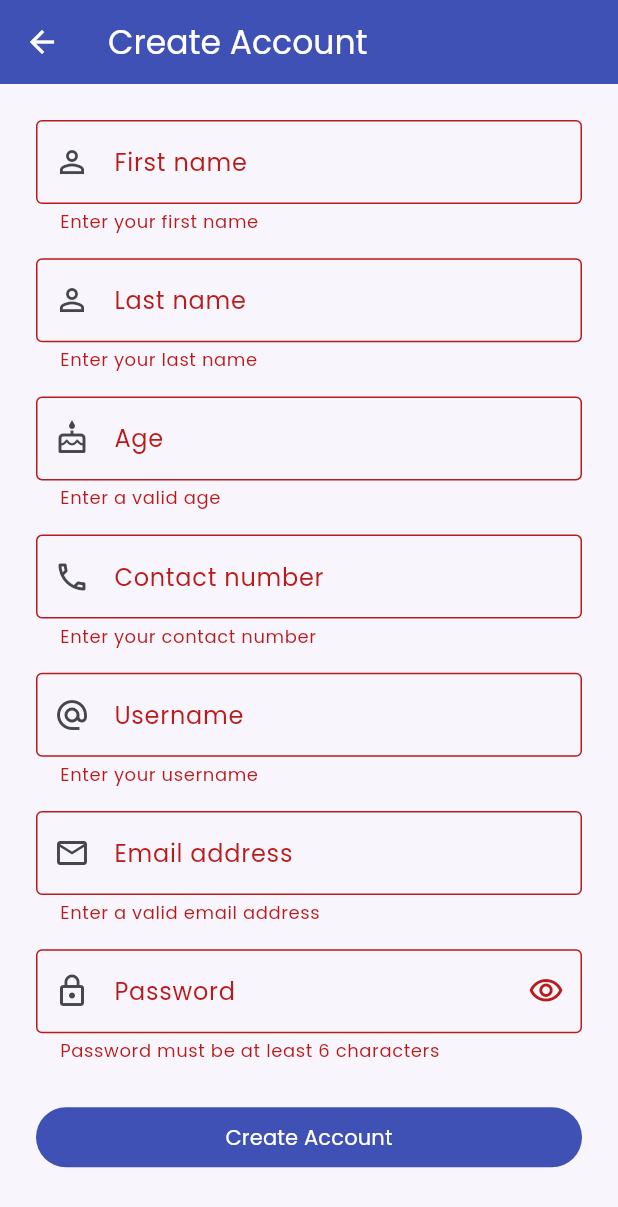
After one commit to Magpusao/magpusao_advmobprogAY2627, a Flutter app: the SignUpScreen screen opened by its route, after a tap on "Create Account", on a phone screen of 412 x 824 dp. The commit adds this screen. Shown: the top 1207 px of the screen. Run offline on Flutter 3.47's test engine with Material 3 defaults, Android fonts, the phone set to English and light mode, and no system bars; our stand-ins replace firebase_auth, firebase_core, flutter_dotenv, flutter_screenutil, shared_preferences; accounts and stored records are empty.

Commit message:
Lab_Act5

```diff
--- /dev/null
+++ b/magpusao_advmobprog/lib/screens/signup_screen.dart
@@ -0,0 +1,190 @@
+import 'package:firebase_auth/firebase_auth.dart';
+import 'package:flutter/material.dart';
+import 'package:flutter_screenutil/flutter_screenutil.dart';
+
+import '../services/user_service.dart';
+
+class SignUpScreen extends StatefulWidget {
+  const SignUpScreen({super.key});
+
+  @override
+  State<SignUpScreen> createState() => _SignUpScreenState();
+}
+
+class _SignUpScreenState extends State<SignUpScreen> {
+  final _formKey = GlobalKey<FormState>();
+  final _firstName = TextEditingController();
+  final _lastName = TextEditingController();
+  final _age = TextEditingController();
+  final _contactNo = TextEditingController();
+  final _username = TextEditingController();
+  final _email = TextEditingController();
+  final _password = TextEditingController();
+  bool _loading = false;
+  bool _obscurePassword = true;
+
+  @override
+  void dispose() {
+    for (final controller in [
+      _firstName,
+      _lastName,
+      _age,
+      _contactNo,
+      _username,
+      _email,
+      _password,
+    ]) {
+      controller.dispose();
+    }
+    super.dispose();
+  }
+
+  Future<void> _createAccount() async {
+    if (!_formKey.currentState!.validate()) return;
+    setState(() => _loading = true);
+    try {
+      await UserService().createAccount(
+        email: _email.text,
+        password: _password.text,
+        firstName: _firstName.text,
+        lastName: _lastName.text,
+        age: int.parse(_age.text),
+        contactNo: _contactNo.text,
+        username: _username.text,
+      );
+      final data = await UserService().getUserData();
+      if (!mounted) return;
+      Navigator.pushNamedAndRemoveUntil(
+        context,
+        '/home',
+        (route) => false,
+        arguments: data,
+      );
+    } on FirebaseAuthException catch (error) {
+      _showError(error.message ?? error.code);
+    } catch (error) {
+      _showError(error.toString());
+    } finally {
+      if (mounted) setState(() => _loading = false);
+    }
+  }
+
+  void _showError(String message) {
+    if (!mounted) return;
+    ScaffoldMessenger.of(context).showSnackBar(
+      SnackBar(content: Text('Account creation failed: $message')),
+    );
+  }
+
+  String? _required(String? value, String label) =>
+      value == null || value.trim().isEmpty ? 'Enter your $label' : null;
+
+  @override
+  Widget build(BuildContext context) {
+    return Scaffold(
+      appBar: AppBar(title: const Text('Create Account')),
+      body: SafeArea(
+        child: Form(
+          key: _formKey,
+          child: ListView(
+            padding: EdgeInsets.all(24.w),
+            children: [
+              _field(_firstName, 'First name', Icons.person_outline),
+              _field(_lastName, 'Last name', Icons.person_outline),
+              _field(
+                _age,
+                'Age',
+                Icons.cake_outlined,
+                keyboardType: TextInputType.number,
+                validator: (value) {
+                  final age = int.tryParse(value ?? '');
+                  return age == null || age < 1 || age > 120
+                      ? 'Enter a valid age'
+                      : null;
+                },
+              ),
+              _field(
+                _contactNo,
+                'Contact number',
+                Icons.phone_outlined,
+                keyboardType: TextInputType.phone,
+              ),
+              _field(_username, 'Username', Icons.alternate_email),
+              _field(
+                _email,
+                'Email address',
+                Icons.email_outlined,
+                keyboardType: TextInputType.emailAddress,
+                validator: (value) =>
+                    RegExp(
+                      r'^[^@\s]+@[^@\s]+\.[^@\s]+$',
+                    ).hasMatch(value?.trim() ?? '')
+                    ? null
+                    : 'Enter a valid email address',
+              ),
+              Padding(
+                padding: EdgeInsets.only(bottom: 14.h),
+                child: TextFormField(
+                  key: const Key('signupPassword'),
+                  controller: _password,
+                  obscureText: _obscurePassword,
+                  decoration: InputDecoration(
+                    labelText: 'Password',
+                    prefixIcon: const Icon(Icons.lock_outline),
+                    border: const OutlineInputBorder(),
+                    suffixIcon: IconButton(
+                      onPressed: () =>
+                          setState(() => _obscurePassword = !_obscurePassword),
+                      icon: Icon(
+                        _obscurePassword
+                            ? Icons.visibility_outlined
+                            : Icons.visibility_off_outlined,
+                      ),
+                    ),
+                  ),
+                  validator: (value) => (value?.length ?? 0) < 6
+                      ? 'Password must be at least 6 characters'
+                      : null,
+                ),
+              ),
+              SizedBox(height: 8.h),
+              FilledButton(
+                key: const Key('createAccountButton'),
+                onPressed: _loading ? null : _createAccount,
+                child: _loading
+                    ? const SizedBox.square(
+                        dimension: 20,
+                        child: CircularProgressIndicator(strokeWidth: 2),
+                      )
+                    : const Text('Create Account'),
+              ),
+            ],
+          ),
+        ),
+      ),
+    );
+  }
+
+  Widget _field(
+    TextEditingController controller,
+    String label,
+    IconData icon, {
+    TextInputType? keyboardType,
+    String? Function(String?)? validator,
+  }) {
+    return Padding(
+      padding: EdgeInsets.only(bottom: 14.h),
+      child: TextFormField(
+        controller: controller,
+        keyboardType: keyboardType,
+        decoration: InputDecoration(
+          labelText: label,
+          prefixIcon: Icon(icon),
+          border: const OutlineInputBorder(),
+        ),
+        validator:
+            validator ?? (value) => _required(value, label.toLowerCase()),
+      ),
+    );
+  }
+}
--- a/magpusao_advmobprog/lib/services/user_service.dart
+++ b/magpusao_advmobprog/lib/services/user_service.dart
@@ -1,6 +1,8 @@
 import 'dart:convert';
 
 import 'package:http/http.dart' as http;
+import 'package:firebase_auth/firebase_auth.dart' as firebase_auth;
+import 'package:firebase_core/firebase_core.dart';
 import 'package:shared_preferences/shared_preferences.dart';
 
 import '../constants.dart';
@@ -16,6 +18,111 @@ class UserService {
 
   static const String _apiUsername = 'emilys';
   static const String _apiPassword = 'emilyspass';
+
+  firebase_auth.FirebaseAuth get _firebaseAuth =>
+      firebase_auth.FirebaseAuth.instance;
+
+  firebase_auth.User? get currentUser => _firebaseAuth.currentUser;
+
+  Stream<firebase_auth.User?> get authStateChanges =>
+      _firebaseAuth.authStateChanges();
+
+  Future<firebase_auth.UserCredential> signIn({
+    required String email,
+    required String password,
+  }) async {
+    final credential = await _firebaseAuth.signInWithEmailAndPassword(
+      email: email.trim(),
+      password: password,
+    );
+    await _saveFirebaseSession(credential.user);
+    return credential;
+  }
+
+  Future<firebase_auth.UserCredential> createAccount({
+    required String email,
+    required String password,
+    required String firstName,
+    required String lastName,
+    required int age,
+    required String contactNo,
+    required String username,
+  }) async {
+    final credential = await _firebaseAuth.createUserWithEmailAndPassword(
+      email: email.trim(),
+      password: password,
+    );
+    await credential.user?.updateDisplayName(username.trim());
+
+    final prefs = await SharedPreferences.getInstance();
+    await prefs.setString('loginType', 'firebase');
+    await prefs.setString('firebaseUid', credential.user?.uid ?? '');
+    await prefs.setString('username', username.trim());
+    await prefs.setString('email', email.trim());
+    await prefs.setString('firstName', firstName.trim());
+    await prefs.setString('lastName', lastName.trim());
+    await prefs.setInt('age', age);
+    await prefs.setString('contactNo', contactNo.trim());
+    await prefs.setString('image', profileImageAsset);
+    return credential;
+  }
+
+  Future<void> signOut() async {
+    await _firebaseAuth.signOut();
+    await _clearSession();
+  }
+
+  Future<void> updateUsername(String username) async {
+    final value = username.trim();
+    if (value.isEmpty) throw ArgumentError('Username cannot be empty.');
+    await _firebaseAuth.currentUser?.updateDisplayName(value);
+    final prefs = await SharedPreferences.getInstance();
+    await prefs.setString('username', value);
+  }
+
+  Future<void> deleteAccount({
+    required String email,
+    required String password,
+  }) async {
+    final user = _firebaseAuth.currentUser;
+    if (user == null) throw StateError('No Firebase user is signed in.');
+    final credential = firebase_auth.EmailAuthProvider.credential(
+      email: email.trim(),
+      password: password,
+    );
+    await user.reauthenticateWithCredential(credential);
+    await user.delete();
+    await _clearSession();
+  }
+
+  Future<void> resetPasswordFromCurrentPassword({
+    required String currentPassword,
+    required String newPassword,
+  }) async {
+    final user = _firebaseAuth.currentUser;
+    final email = user?.email;
+    if (user == null || email == null) {
+      throw StateError('No email/password user is signed in.');
+    }
+    final credential = firebase_auth.EmailAuthProvider.credential(
+      email: email,
+      password: currentPassword,
+    );
+    await user.reauthenticateWithCredential(credential);
+    await user.updatePassword(newPassword);
+  }
+
+  Future<void> _saveFirebaseSession(firebase_auth.User? user) async {
+    if (user == null) return;
+    final prefs = await SharedPreferences.getInstance();
+    await prefs.setString('loginType', 'firebase');
+    await prefs.setString('firebaseUid', user.uid);
+    await prefs.setString('email', user.email ?? '');
+    if ((prefs.getString('username') ?? '').isEmpty) {
+      await prefs.setString('username', user.displayName ?? user.email ?? '');
+    }
+    await prefs.setString('accessToken', await user.getIdToken() ?? '');
+  }
 
   static bool acceptsCredentials(String username, String password) {
     return username.trim() == profileUsername && password == loginPassword;
@@ -70,10 +177,31 @@ class UserService {
     await prefs.setString('image', profileImageAsset);
     await prefs.setString('accessToken', user.accessToken);
     await prefs.setString('refreshToken', user.refreshToken);
+    await prefs.setString('loginType', 'dummyJson');
   }
 
   Future<Map<String, dynamic>?> getUserData() async {
     final prefs = await SharedPreferences.getInstance();
+    if (prefs.getString('loginType') == 'firebase') {
+      final firebaseUser = _firebaseAuth.currentUser;
+      if (firebaseUser == null) return null;
+      return {
+        'id': firebaseUser.uid.hashCode & 0x7fffffff,
+        'uid': firebaseUser.uid,
+        'username':
+            prefs.getString('username') ?? firebaseUser.displayName ?? '',
+        'email': firebaseUser.email ?? prefs.getString('email') ?? '',
+        'firstName': prefs.getString('firstName') ?? '',
+        'lastName': prefs.getString('lastName') ?? '',
+        'age': prefs.getInt('age'),
+        'contactNo': prefs.getString('contactNo') ?? '',
+        'gender': prefs.getString('gender') ?? '',
+        'image': prefs.getString('image') ?? profileImageAsset,
+        'accessToken': await firebaseUser.getIdToken() ?? '',
+        'refreshToken': '',
+        'loginType': 'firebase',
+      };
+    }
     final id = prefs.getInt('user_id');
     final accessToken = prefs.getString('accessToken') ?? '';
 
@@ -94,10 +222,25 @@ class UserService {
 
   Future<bool> isLoggedIn() async {
     final prefs = await SharedPreferences.getInstance();
+    if (prefs.getString('loginType') == 'firebase') {
+      return _firebaseAuth.currentUser != null;
+    }
     return (prefs.getString('accessToken') ?? '').isNotEmpty;
   }
 
+  Future<String> getLoginType() async {
+    final prefs = await SharedPreferences.getInstance();
+    return prefs.getString('loginType') ?? 'none';
+  }
+
   Future<void> logout() async {
+    if (Firebase.apps.isNotEmpty && _firebaseAuth.currentUser != null) {
+      await _firebaseAuth.signOut();
+    }
+    await _clearSession();
+  }
+
+  Future<void> _clearSession() async {
     final prefs = await SharedPreferences.getInstance();
     await prefs.clear();
   }
--- a/magpusao_advmobprog/pubspec.yaml
+++ b/magpusao_advmobprog/pubspec.yaml
@@ -7,6 +7,8 @@ environment:
   sdk: ^3.8.1
 
 dependencies:
+  firebase_auth: ^6.7.0
+  firebase_core: ^4.15.0
   flutter:
     sdk: flutter
   flutter_dotenv: ^5.2.1
```
Also changed, not shown: magpusao_advmobprog/lib/main.dart (+9 -7 lines), magpusao_advmobprog/lib/screens/profile_screen.dart (+129 -6 lines), magpusao_advmobprog/lib/screens/settings_screen.dart (+22 -1 lines), magpusao_advmobprog/lib/screens/signin_screen.dart (+30 -6 lines), magpusao_advmobprog/firebase.json (added), magpusao_advmobprog/lib/firebase_options.dart (added), magpusao_advmobprog/pubspec.lock, 6 other files.
